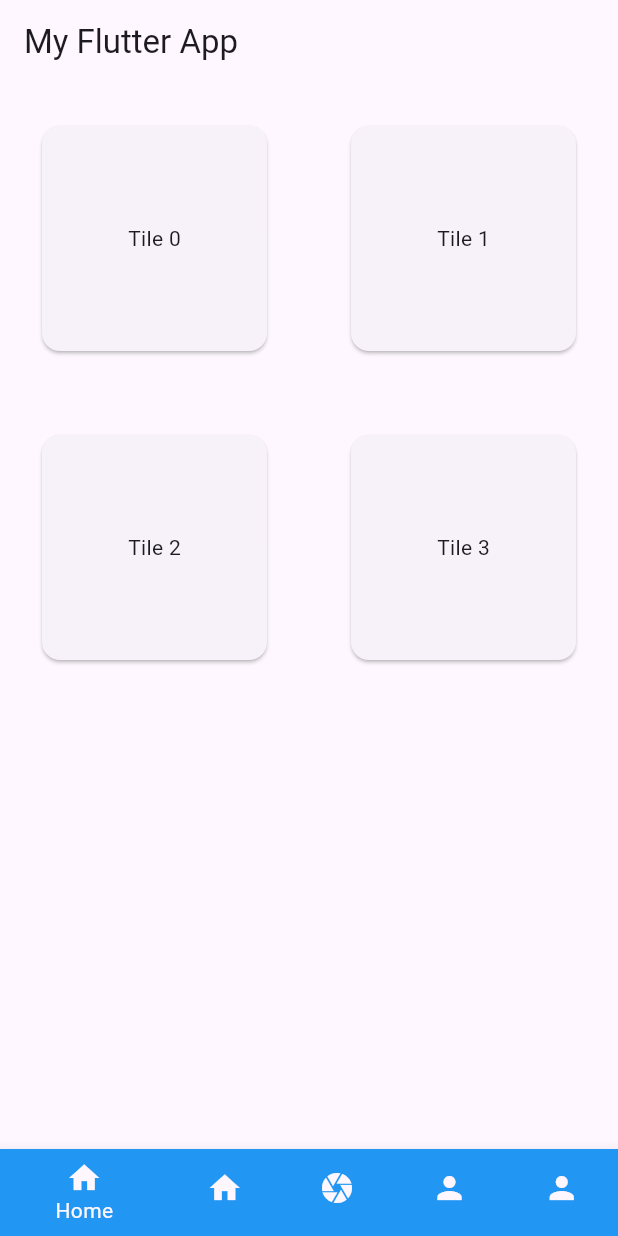
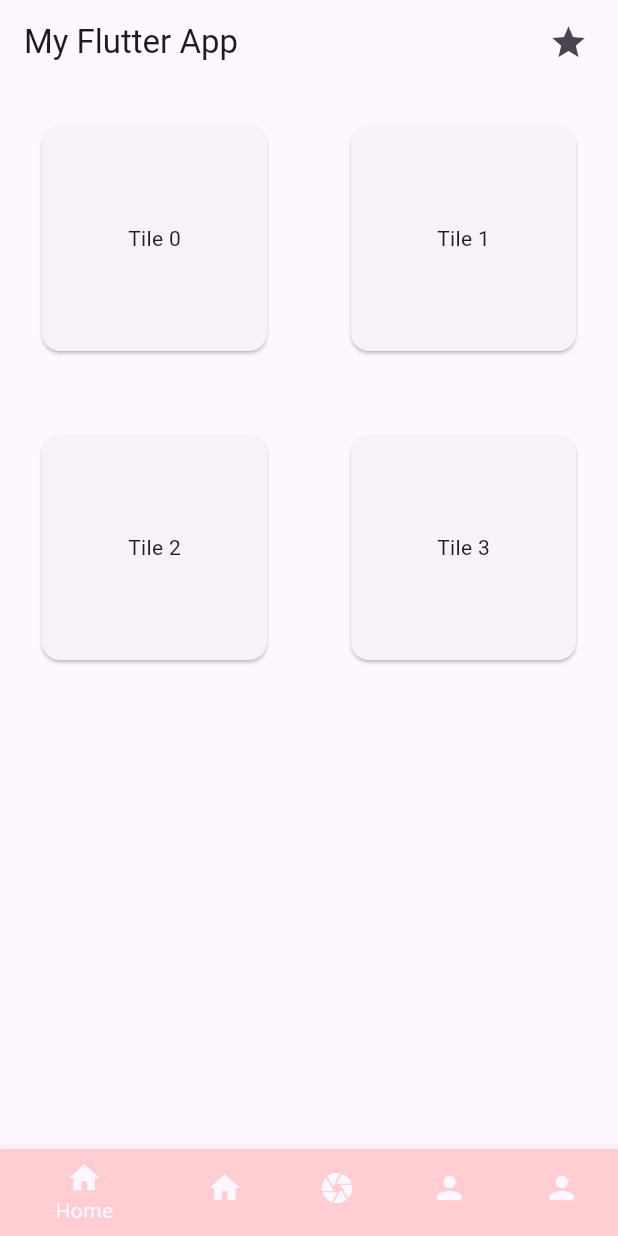
Before and after one commit to KanniShashankh/TrashCent, a Flutter app: the screen it shows after launch, on a phone screen of 412 x 824 dp. Run offline on Flutter 3.47's test engine with Material 3 defaults, Android fonts, the phone set to English and light mode, and no system bars; our stand-ins replace flutter_map, geolocator, image_picker, latlong2.

Commit message:
added rewards basic

```diff
--- a/lib/main.dart
+++ b/lib/main.dart
@@ -1,3 +1,4 @@
+import 'dart:math';
 import 'package:flutter/material.dart';
 import 'package:image_picker/image_picker.dart';
 import 'pageMul/map.dart';
@@ -68,6 +69,37 @@ class _MyHomePageState extends State<MyHomePage> {
     return Scaffold(
       appBar: AppBar(
         title: Text('My Flutter App'),
+        actions: <Widget>[
+          Padding(
+            padding: EdgeInsets.only(right: 20.0),
+            child: GestureDetector(
+              onTap: () {
+                showDialog(
+                  context: context,
+                  builder: (BuildContext context) {
+                    return AlertDialog(
+                      title: Text('Reward Points'),
+                      content: Text('Your random reward points: ${Random().nextInt(100)}'),
+                      actions: <Widget>[
+                        TextButton(
+                          child: Text('Close'),
+                          onPressed: () {
+                            Navigator.of(context).pop();
+                          },
+                        ),
+
+                      ],
+                    );
+                  },
+                );
+              },
+              child: Icon(
+                Icons.star,  // You can choose any icon you like
+                size: 26.0,
+              ),
+            )
+          ),
+        ],
       ),
       body: _children[_currentIndex],
       bottomNavigationBar: BottomNavigationBar(
@@ -77,12 +109,12 @@ class _MyHomePageState extends State<MyHomePage> {
           BottomNavigationBarItem(
             icon: Icon(Icons.home),
             label: 'Home',
-            backgroundColor: Colors.blue,
+            backgroundColor: Colors.red[100],
           ),
           BottomNavigationBarItem(
             icon: Icon(Icons.home),
             label: 'GPS',
-            backgroundColor: Colors.red,
+            backgroundColor: Colors.red[100],
           ),
           BottomNavigationBarItem(
             icon: GestureDetector(
@@ -92,17 +124,17 @@ class _MyHomePageState extends State<MyHomePage> {
               child: Icon(Icons.camera),
             ),
             label: 'Camera',
-            backgroundColor: Colors.yellow,
+            backgroundColor: Colors.red[100],
           ),
           BottomNavigationBarItem(
             icon: Icon(Icons.person),
             label: 'abc',
-            backgroundColor: Colors.purple,
+            backgroundColor: Colors.red[100],
           ),
           BottomNavigationBarItem(
             icon: Icon(Icons.person),
             label: 'Profile',
-            backgroundColor: Colors.orange,
+            backgroundColor: Colors.red[100],
           )
         ],
       ),
```
